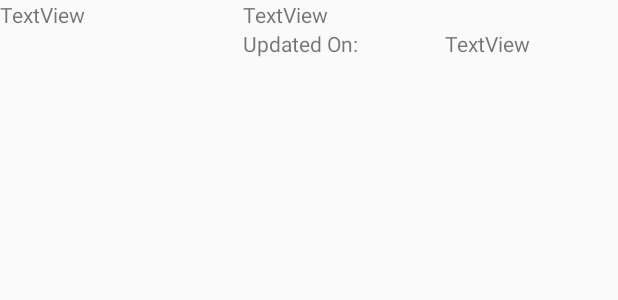
After one commit to navaneethreddymatta/WeatherUpdate, an Android app: the layout favourites_row_layout.xml on its own in the app's theme, with its tools: preview values and no code run, on a phone screen of 412 x 824 dp. The commit adds this screen. Shown: the top 300 px of the screen. Run offline under Robolectric (Android 15) with nearby library versions, the phone set to English and light mode, and no system bars.

Commit message:
All the functionalities are done, UI styling is pending.

```diff
--- a/app/build.gradle
+++ b/app/build.gradle
@@ -20,8 +20,9 @@ android {
 }
 
 dependencies {
-    compile fileTree(dir: 'libs', include: ['*.jar'])
+    compile fileTree(include: ['*.jar'], dir: 'libs')
     testCompile 'junit:junit:4.12'
     compile 'com.android.support:appcompat-v7:24.2.0'
     compile 'com.squareup.picasso:picasso:2.5.2'
+    compile 'com.google.code.gson:gson:2.2.4'
 }
--- a/app/src/main/java/com/example/navanee/weatherupdate/GetData.java
+++ b/app/src/main/java/com/example/navanee/weatherupdate/GetData.java
@@ -41,6 +41,7 @@ public class GetData extends AsyncTask<String,Void,ArrayList<Weather>> {
         String icon_url;
         int windSpeed;
         String windDir;
+        String degrees;
         String climateType;
         int humidity;
         int feelsLike;
@@ -72,11 +73,12 @@ public class GetData extends AsyncTask<String,Void,ArrayList<Weather>> {
                     icon_url = jsonObj.getString("icon_url");
                     windSpeed = Integer.parseInt((jsonObj.getJSONObject("wspd")).getString("english"));
                     windDir = (jsonObj.getJSONObject("wdir")).getString("dir");
+                    degrees = (jsonObj.getJSONObject("wdir")).getString("degrees");
                     climateType = jsonObj.getString("wx");;
                     humidity = Integer.parseInt(jsonObj.getString("humidity"));
                     feelsLike = Integer.parseInt((jsonObj.getJSONObject("feelslike")).getString("english"));
                     pressure = Integer.parseInt((jsonObj.getJSONObject("mslp")).getString("metric"));
-                    weatherObj = new Weather(timeStamp,temperature,dewPoint,climateType,icon_url,windSpeed,windDir,clouds,humidity,feelsLike,pressure,city,state);
+                    weatherObj = new Weather(timeStamp,temperature,dewPoint,climateType,icon_url,windSpeed,windDir,clouds,humidity,feelsLike,pressure,city,state,degrees);
                     weatherList.add(weatherObj);
                 }
             }
--- a/app/src/main/java/com/example/navanee/weatherupdate/WeatherAdapter.java
+++ b/app/src/main/java/com/example/navanee/weatherupdate/WeatherAdapter.java
@@ -52,7 +52,7 @@ public class WeatherAdapter extends ArrayAdapter<Weather> {
         Date dt = curWeather.getTimeStamp();
         holder.timeView.setText(dateFormat.format(dt));
         holder.cloudView.setText(curWeather.getClimateType());
-        holder.temperatureView.setText(String.valueOf(curWeather.getTemperature()));
+        holder.temperatureView.setText(String.valueOf(curWeather.getTemperature()) + (char) 0x00B0 + "F");
         Picasso.with(mContext).load(curWeather.getIcon_url()).into(holder.imgView);
         return convertView;
     }
--- /dev/null
+++ b/app/src/main/res/layout/favourites_row_layout.xml
@@ -0,0 +1,55 @@
+<?xml version="1.0" encoding="utf-8"?>
+<LinearLayout xmlns:android="http://schemas.android.com/apk/res/android"
+    android:layout_width="match_parent"
+    android:layout_height="match_parent">
+
+    <LinearLayout
+        android:orientation="horizontal"
+        android:layout_width="match_parent"
+        android:layout_height="65dp">
+
+        <TextView
+            android:text="TextView"
+            android:layout_width="162dp"
+            android:layout_height="wrap_content"
+            android:id="@+id/fav_locName" />
+
+        <LinearLayout
+            android:orientation="horizontal"
+            android:layout_width="match_parent"
+            android:layout_height="67dp">
+
+            <LinearLayout
+                android:orientation="vertical"
+                android:layout_width="match_parent"
+                android:layout_height="match_parent">
+
+                <TextView
+                    android:text="TextView"
+                    android:layout_width="match_parent"
+                    android:layout_height="wrap_content"
+                    android:id="@+id/fav_locTemp" />
+
+                <LinearLayout
+                    android:orientation="horizontal"
+                    android:layout_width="match_parent"
+                    android:layout_height="match_parent">
+
+                    <TextView
+                        android:text="@string/fav_updatedLabel"
+                        android:layout_width="wrap_content"
+                        android:layout_height="wrap_content"
+                        android:id="@+id/textView7"
+                        android:layout_weight="1" />
+
+                    <TextView
+                        android:text="TextView"
+                        android:layout_width="wrap_content"
+                        android:layout_height="wrap_content"
+                        android:id="@+id/fav_updatedOn"
+                        android:layout_weight="1" />
+                </LinearLayout>
+            </LinearLayout>
+        </LinearLayout>
+    </LinearLayout>
+</LinearLayout>
--- a/app/src/main/res/values/strings.xml
+++ b/app/src/main/res/values/strings.xml
@@ -9,11 +9,13 @@
     <string name="toast_noCityName">Enter valid City name</string>
     <string name="toast_noStateName">Enter valid State name</string>
     <string name="toast_noRecordFound">No cities match your query</string>
+    <string name="toast_recordDeleted">City Deleted</string>
     <string name="cityWeather_title">HOURLY DATA</string>
     <string name="cityWeather_curLoc">Current Location: </string>
     <string name="cityWeather_progressDialog">Loading Hourly Data</string>
     <string name="fav_add">Add to Favorites</string>
     <string name="fav_added">Added to Favorites</string>
+    <string name="fav_updated">Updated Favorites Record</string>
     <string name="loc_details">Current Location: </string>
     <string name="progress_message">Loading Hourly Data</string>
     <string name="detail_title">City Weather</string>
@@ -26,4 +28,5 @@
     <string name="detail_clouds">Clouds: </string>
     <string name="detail_winds">Winds: </string>
     <string name="noConnection">No Internet Connection </string>
+    <string name="fav_updatedLabel">Updated On: </string>
 </resources>
```
Also changed, not shown: app/src/main/java/com/example/navanee/weatherupdate/CityDetail.java (+25 -6 lines), app/src/main/java/com/example/navanee/weatherupdate/Forecast.java (+68 -10 lines), app/src/main/java/com/example/navanee/weatherupdate/MainActivity.java (+75 -4 lines), app/src/main/java/com/example/navanee/weatherupdate/Weather.java (+11 -1 lines), app/src/main/res/layout/activity_main.xml (+5 -3 lines).
